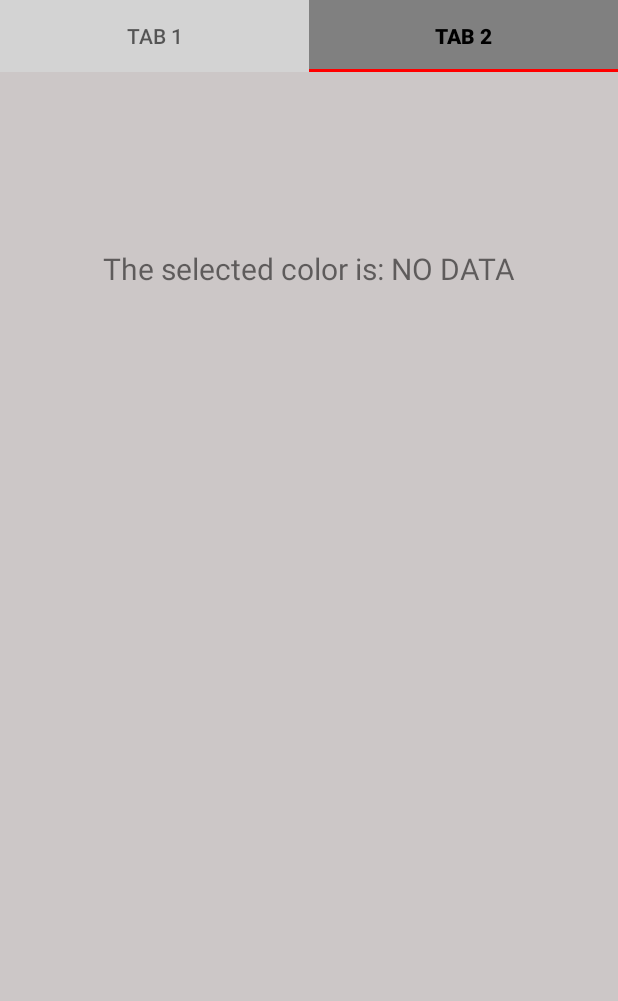
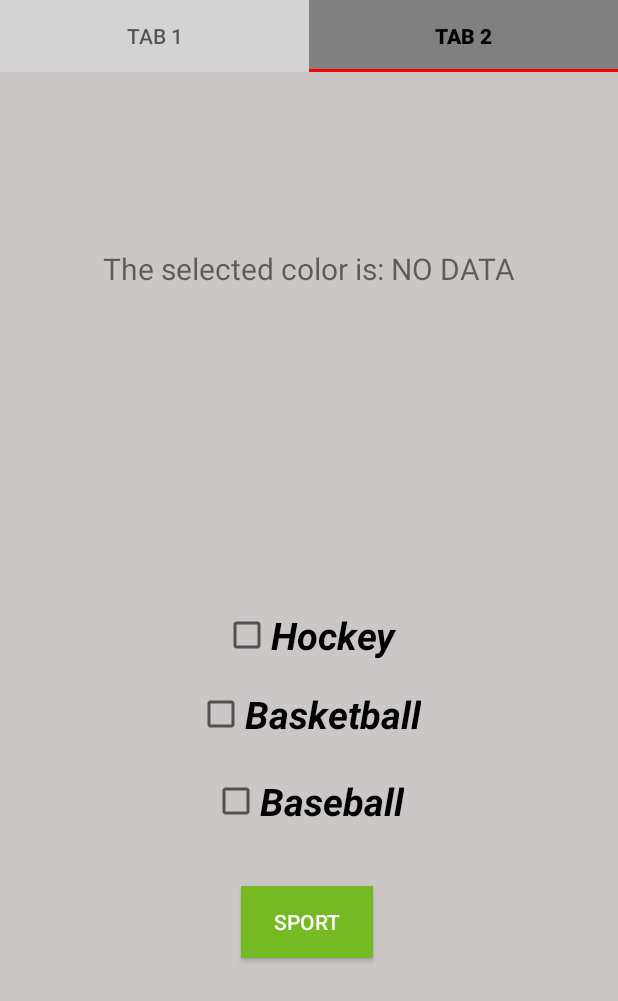
Before and after one commit to SaajidAziz5756/TabsLayoutLab, an Android app: the screen it shows after launch (SaajidMainActivity), tab 2 chosen, on a phone screen of 412 x 824 dp. Shown: the top 1001 px of the screen. Run offline under Robolectric (Android 15) with nearby library versions, the phone set to English and light mode, and no system bars.

Commit message:
Set checkboxes

```diff
--- a/SaajidLab6/src/main/res/layout/fragment_settings.xml
+++ b/SaajidLab6/src/main/res/layout/fragment_settings.xml
@@ -20,4 +20,64 @@
         app:layout_constraintEnd_toEndOf="parent"
         app:layout_constraintStart_toStartOf="parent"
         app:layout_constraintTop_toTopOf="parent" />
+
+    <CheckBox
+        android:id="@+id/checkBox"
+        android:layout_width="wrap_content"
+        android:layout_height="wrap_content"
+        android:layout_marginStart="158dp"
+        android:layout_marginTop="213dp"
+        android:layout_marginEnd="158dp"
+        android:layout_marginBottom="18dp"
+        android:text="Hockey"
+        android:textSize="25sp"
+        android:textStyle="bold|italic"
+        app:layout_constraintBottom_toTopOf="@+id/checkBox2"
+        app:layout_constraintEnd_toEndOf="parent"
+        app:layout_constraintStart_toStartOf="parent"
+        app:layout_constraintTop_toBottomOf="@+id/SaajidCv" />
+
+    <CheckBox
+        android:id="@+id/checkBox2"
+        android:layout_width="wrap_content"
+        android:layout_height="wrap_content"
+        android:layout_marginStart="158dp"
+        android:layout_marginTop="18dp"
+        android:layout_marginEnd="158dp"
+        android:text="Basketball"
+        android:textSize="25sp"
+        android:textStyle="bold|italic"
+        app:layout_constraintEnd_toEndOf="parent"
+        app:layout_constraintStart_toStartOf="parent"
+        app:layout_constraintTop_toBottomOf="@+id/checkBox" />
+
+    <CheckBox
+        android:id="@+id/checkBox3"
+        android:layout_width="wrap_content"
+        android:layout_height="wrap_content"
+        android:layout_marginStart="157dp"
+        android:layout_marginTop="23dp"
+        android:layout_marginEnd="159dp"
+        android:text="Baseball"
+        android:textSize="25sp"
+        android:textStyle="bold|italic"
+        app:layout_constraintEnd_toEndOf="parent"
+        app:layout_constraintStart_toStartOf="parent"
+        app:layout_constraintTop_toBottomOf="@+id/checkBox2" />
+
+    <Button
+        android:id="@+id/Saajidbutton"
+        android:layout_width="wrap_content"
+        android:layout_height="wrap_content"
+        android:layout_marginStart="160dp"
+        android:layout_marginTop="79dp"
+        android:layout_marginEnd="163dp"
+        android:layout_marginBottom="225dp"
+        android:background="#75BA25"
+        android:text="Sport"
+        android:textColor="#FFFFFF"
+        app:layout_constraintBottom_toBottomOf="parent"
+        app:layout_constraintEnd_toEndOf="parent"
+        app:layout_constraintStart_toStartOf="parent"
+        app:layout_constraintTop_toBottomOf="@+id/checkBox3" />
 </androidx.constraintlayout.widget.ConstraintLayout>
```
